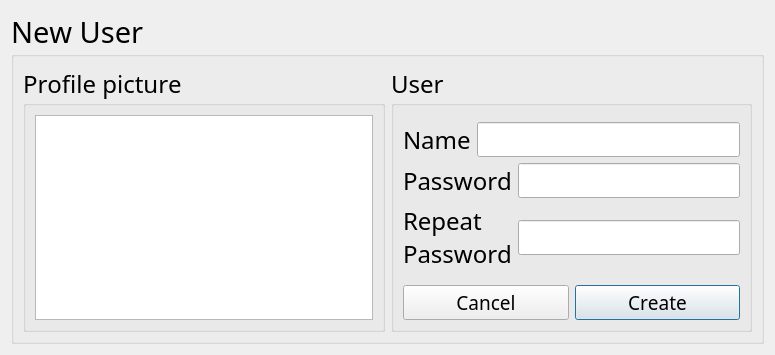
First picture: the form in Trunk/gui/NewUserDialog.ui, repository emiliosku/CubaTronik, before the edit.
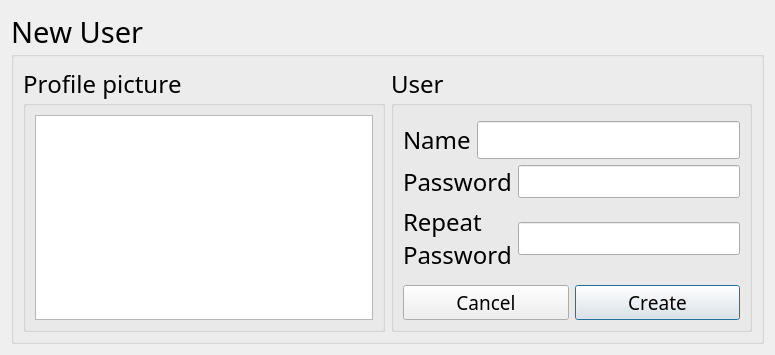
Second picture: the form after the edit.

Commit message: New in this version: - Password feature added. - It prompts for user password only when 10 hours have passed since the last sign in.

Patch:
```diff
--- a/Trunk/gui/NewUserDialog.ui
+++ b/Trunk/gui/NewUserDialog.ui
@@ -93,7 +93,7 @@
             <widget class="QLineEdit" name="txt_newUserName">
              <property name="font">
               <font>
-               <pointsize>14</pointsize>
+               <pointsize>16</pointsize>
               </font>
              </property>
             </widget>
@@ -119,9 +119,13 @@
             <widget class="QLineEdit" name="txt_newUserPassword">
              <property name="font">
               <font>
-               <pointsize>14</pointsize>
+               <family>Verdana</family>
+               <pointsize>16</pointsize>
               </font>
              </property>
+             <property name="echoMode">
+              <enum>QLineEdit::Password</enum>
+             </property>
             </widget>
            </item>
           </layout>
@@ -140,9 +144,13 @@
             <widget class="QLineEdit" name="txt_newUserRepeatPassword">
              <property name="font">
               <font>
-               <pointsize>14</pointsize>
+               <family>Verdana</family>
+               <pointsize>16</pointsize>
               </font>
              </property>
+             <property name="echoMode">
+              <enum>QLineEdit::Password</enum>
+             </property>
             </widget>
            </item>
           </layout>
```
The commit also changes 10 other files.
